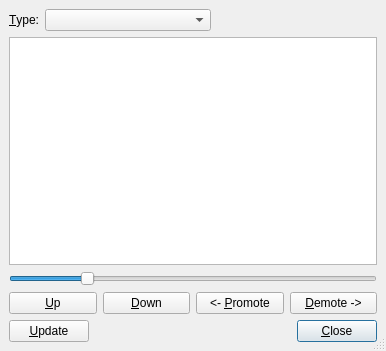
Before: the Qt Designer form src/frontends/qt4/ui/QTocUi.ui in cburschka/lyx, drawn with Qt 5.
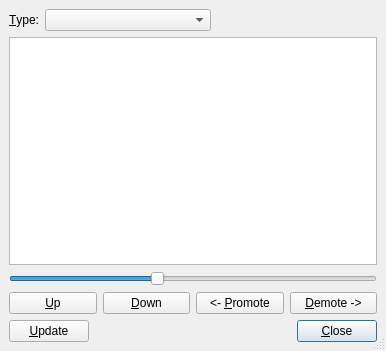
After: the same form once the commit is applied.

Commit message: Toc Slider fixes from Ugras Baran.

```diff
--- a/src/frontends/qt4/ui/QTocUi.ui
+++ b/src/frontends/qt4/ui/QTocUi.ui
@@ -109,7 +109,7 @@
       <number>1</number>
      </property>
      <property name="value" >
-      <number>1</number>
+      <number>2</number>
      </property>
      <property name="orientation" >
       <enum>Qt::Horizontal</enum>
```
The commit also changes 6 other files.
